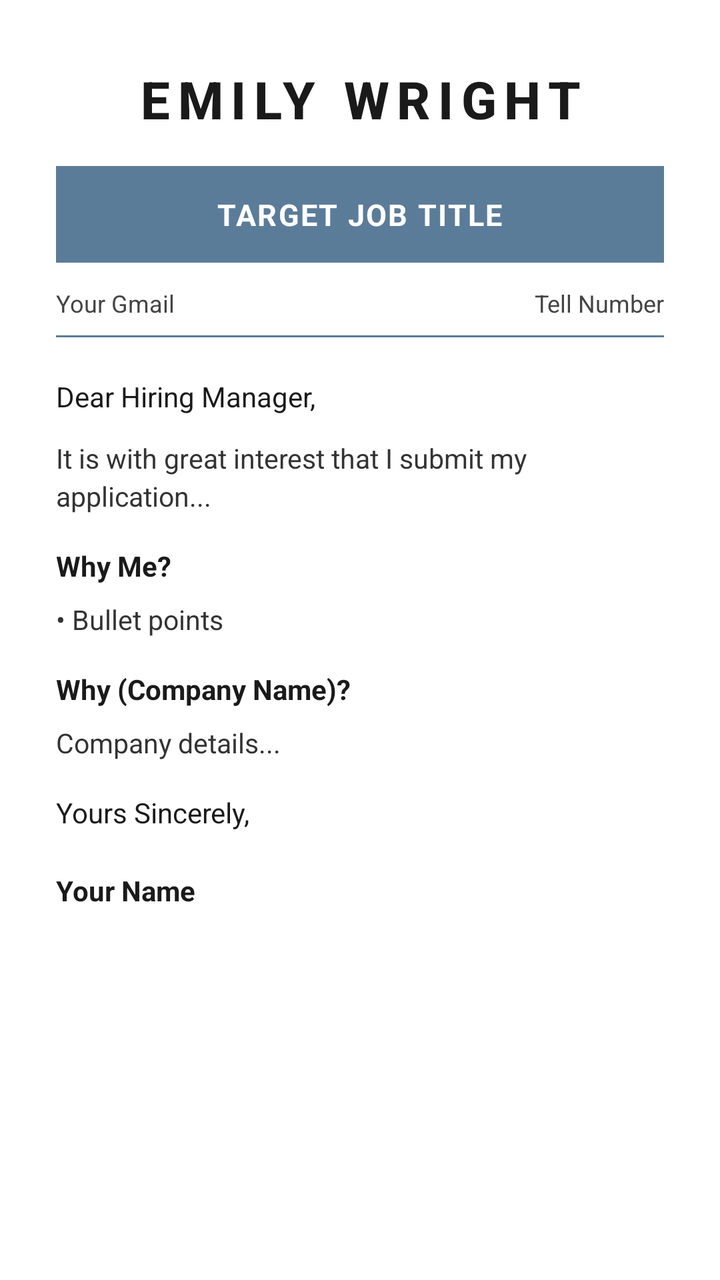
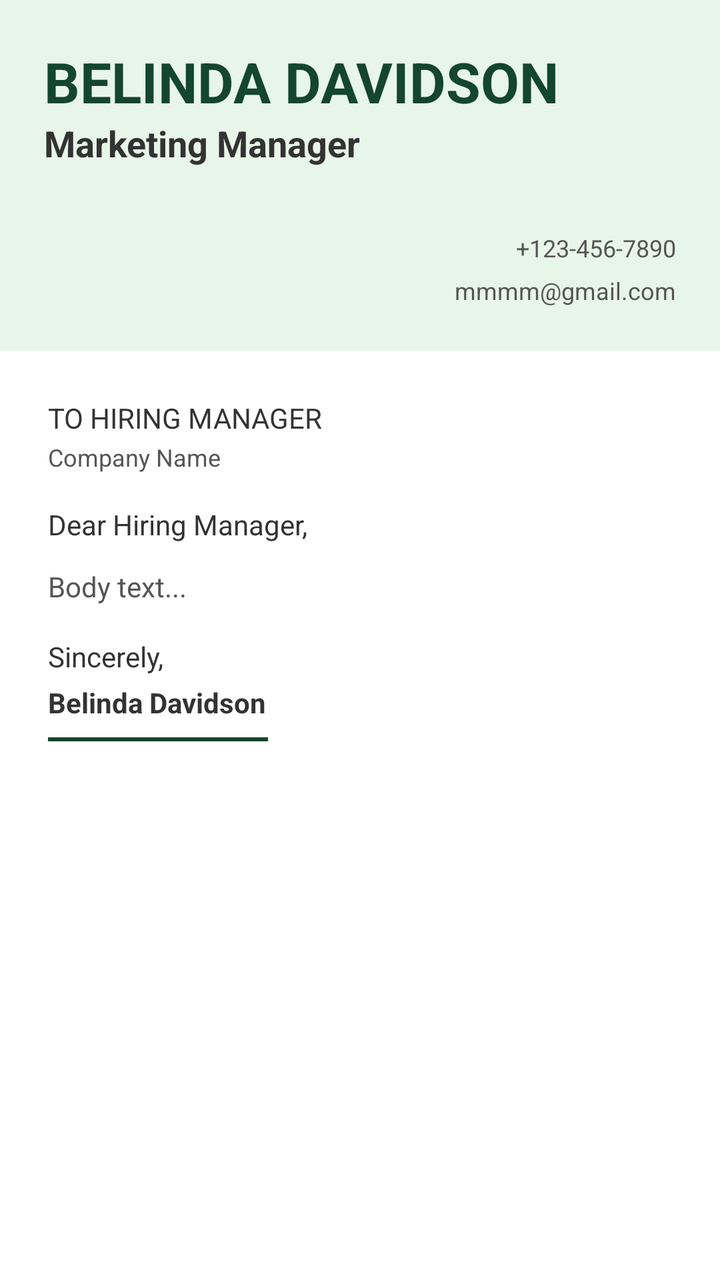

Before-and-after screenshots of an Android layout around one commit, followed by the original layout XML and the change that was made.
<!-- AndroidManifest.xml: application theme Theme.Resume_Builder_App -->
<!-- res/layout/activity_minimal_coverletter.xml -->
<?xml version="1.0" encoding="utf-8"?>
<ScrollView xmlns:android="http://schemas.android.com/apk/res/android"
    android:layout_width="match_parent"
    android:layout_height="match_parent"
    android:background="#FFFFFF"
    android:fillViewport="true">

    <LinearLayout
        android:id="@+id/main"
        android:layout_width="match_parent"
        android:layout_height="wrap_content"
        android:orientation="vertical"
        android:paddingHorizontal="28dp"
        android:paddingTop="32dp"
        android:paddingBottom="40dp">

        
        <TextView
            android:id="@+id/tvName"
            android:layout_width="match_parent"
            android:layout_height="wrap_content"
            android:gravity="center"
            android:text="EMILY WRIGHT"
            android:textColor="#1A1A1A"
            android:textSize="26sp"
            android:textStyle="bold"
            android:letterSpacing="0.15"
            android:fontFamily="sans-serif-medium"
            android:layout_marginBottom="16dp" />

        
        <LinearLayout
            android:layout_width="match_parent"
            android:layout_height="wrap_content"
            android:background="#5B7C99"
            android:gravity="center"
            android:orientation="vertical"
            android:paddingVertical="14dp"
            android:layout_marginBottom="12dp">

            <TextView
                android:id="@+id/tvJobTitle"
                android:layout_width="wrap_content"
                android:layout_height="wrap_content"
                android:text="TARGET JOB TITLE"
                android:textColor="#FFFFFF"
                android:textSize="15sp"
                android:textStyle="bold"
                android:letterSpacing="0.05" />
        </LinearLayout>

        
        <LinearLayout
            android:layout_width="match_parent"
            android:layout_height="wrap_content"
            android:orientation="horizontal"
            android:layout_marginBottom="8dp">

            <TextView
                android:id="@+id/tvEmail"
                android:layout_width="0dp"
                android:layout_height="wrap_content"
                android:layout_weight="1"
                android:gravity="start"
                android:text="Your Gmail"
                android:textColor="#444444"
                android:textSize="12sp" />

            <TextView
                android:id="@+id/tvPhone"
                android:layout_width="0dp"
                android:layout_height="wrap_content"
                android:layout_weight="1"
                android:gravity="end"
                android:text="Tell Number"
                android:textColor="#444444"
                android:textSize="12sp" />
        </LinearLayout>

        
        <View
            android:layout_width="match_parent"
            android:layout_height="1dp"
            android:background="#5B7C99"
            android:layout_marginBottom="20dp" />

        
        <TextView
            android:id="@+id/tvGreeting"
            android:layout_width="wrap_content"
            android:layout_height="wrap_content"
            android:text="Dear Hiring Manager,"
            android:textColor="#1A1A1A"
            android:textSize="14sp"
            android:layout_marginBottom="12dp" />

        
        <TextView
            android:id="@+id/tvIntro"
            android:layout_width="match_parent"
            android:layout_height="wrap_content"
            android:text="It is with great interest that I submit my application..."
            android:textColor="#333333"
            android:textSize="13.5sp"
            android:lineSpacingExtra="3dp"
            android:layout_marginBottom="16dp" />

        
        <TextView
            android:layout_width="wrap_content"
            android:layout_height="wrap_content"
            android:text="Why Me?"
            android:textColor="#1A1A1A"
            android:textSize="14sp"
            android:textStyle="bold"
            android:layout_marginBottom="8dp" />

        
        <TextView
            android:id="@+id/tvWhyMe"
            android:layout_width="match_parent"
            android:layout_height="wrap_content"
            android:text="• Bullet points"
            android:textColor="#333333"
            android:textSize="13.5sp"
            android:lineSpacingExtra="4dp"
            android:layout_marginBottom="16dp" />

        
        <TextView
            android:id="@+id/companyname"
            android:layout_width="wrap_content"
            android:layout_height="wrap_content"
            android:text="Why (Company Name)?"
            android:textColor="#1A1A1A"
            android:textSize="14sp"
            android:textStyle="bold"
            android:layout_marginBottom="8dp" />

        
        <TextView
            android:id="@+id/tvWhyCompany"
            android:layout_width="match_parent"
            android:layout_height="wrap_content"
            android:text="Company details..."
            android:textColor="#333333"
            android:textSize="13.5sp"
            android:lineSpacingExtra="3dp"
            android:layout_marginBottom="16dp" />

        
        <TextView
            android:id="@+id/tvClosing"
            android:layout_width="wrap_content"
            android:layout_height="wrap_content"
            android:text="Yours Sincerely,"
            android:textColor="#1A1A1A"
            android:textSize="14sp"
            android:layout_marginBottom="20dp" />

        
        <TextView
            android:id="@+id/tvSignature"
            android:layout_width="wrap_content"
            android:layout_height="wrap_content"
            android:text="Your Name"
            android:textColor="#1A1A1A"
            android:textSize="14sp"
            android:textStyle="bold" />

    </LinearLayout>
</ScrollView>
<!-- resources referenced by this layout -->
<resources>
  <style name="Theme.Resume_Builder_App" parent="Base.Theme.Resume_Builder_App" />
  <style name="Base.Theme.Resume_Builder_App" parent="Theme.MaterialComponents.DayNight.NoActionBar">
          <item name="colorPrimary">#2563EB</item>
          <item name="colorOnPrimary">#FFFFFF</item>
      </style>
</resources>

<!-- the commit's change to res/layout/activity_minimal_coverletter.xml (unified diff, before → after) -->
@@ -1,172 +1,152 @@
 <?xml version="1.0" encoding="utf-8"?>
 <ScrollView xmlns:android="http://schemas.android.com/apk/res/android"
+    xmlns:app="http://schemas.android.com/apk/res-auto"
+    android:id="@+id/main"
     android:layout_width="match_parent"
     android:layout_height="match_parent"
-    android:background="#FFFFFF"
-    android:fillViewport="true">
+    android:background="#FFFFFF">
 
     <LinearLayout
-        android:id="@+id/main"
         android:layout_width="match_parent"
         android:layout_height="wrap_content"
-        android:orientation="vertical"
-        android:paddingHorizontal="28dp"
-        android:paddingTop="32dp"
-        android:paddingBottom="40dp">
+        android:orientation="vertical">
 
         
-        <TextView
-            android:id="@+id/tvName"
+        <androidx.constraintlayout.widget.ConstraintLayout
             android:layout_width="match_parent"
             android:layout_height="wrap_content"
-            android:gravity="center"
-            android:text="EMILY WRIGHT"
-            android:textColor="#1A1A1A"
-            android:textSize="26sp"
-            android:textStyle="bold"
-            android:letterSpacing="0.15"
-            android:fontFamily="sans-serif-medium"
-            android:layout_marginBottom="16dp" />
+            android:background="#E8F5E9"
+            android:padding="22dp">
+
+            <TextView
+                android:id="@+id/tvName"
+                android:layout_width="wrap_content"
+                android:layout_height="wrap_content"
+                android:text="BELINDA DAVIDSON"
+                android:textColor="#14452F"
+                android:textSize="28sp"
+                android:textStyle="bold"
+                app:layout_constraintStart_toStartOf="parent"
+                app:layout_constraintTop_toTopOf="parent" />
+
+            <TextView
+                android:id="@+id/tvJobTitle"
+                android:layout_width="wrap_content"
+                android:layout_height="wrap_content"
+                android:text="Marketing Manager"
+                android:textColor="#333333"
+                android:textSize="18sp"
+                android:textStyle="bold"
+                app:layout_constraintStart_toStartOf="parent"
+                app:layout_constraintTop_toBottomOf="@id/tvName" />
+
+            <TextView
+                android:id="@+id/tvPhone"
+                android:layout_width="wrap_content"
+                android:layout_height="wrap_content"
+                android:layout_marginTop="32dp"
+                android:gravity="end"
+                android:lineSpacingExtra="6dp"
+                android:text="+123-456-7890"
+                android:textColor="#555555"
+                android:textSize="12sp"
+                app:layout_constraintEnd_toEndOf="parent"
+                app:layout_constraintTop_toBottomOf="@id/tvJobTitle" />
+
+            <TextView
+                android:id="@+id/tvEmail"
+                android:layout_width="wrap_content"
+                android:layout_height="wrap_content"
+                android:layout_marginTop="5dp"
+                android:gravity="end"
+                android:text="mmmm@gmail.com"
+                android:textColor="#555555"
+                android:textSize="12sp"
+                app:layout_constraintEnd_toEndOf="parent"
+                app:layout_constraintTop_toBottomOf="@id/tvPhone" />
+        </androidx.constraintlayout.widget.ConstraintLayout>
 
         
         <LinearLayout
             android:layout_width="match_parent"
             android:layout_height="wrap_content"
-            android:background="#5B7C99"
-            android:gravity="center"
             android:orientation="vertical"
-            android:paddingVertical="14dp"
-            android:layout_marginBottom="12dp">
+            android:padding="24dp">
+
+            <androidx.constraintlayout.widget.ConstraintLayout
+                android:layout_width="match_parent"
+                android:layout_height="wrap_content">
+
+                <TextView
+                    android:id="@+id/tvToHiringManager"
+                    android:layout_width="wrap_content"
+                    android:layout_height="wrap_content"
+                    android:lineSpacingExtra="4dp"
+                    android:text="TO HIRING MANAGER"
+                    android:textColor="#333333"
+                    android:textSize="14sp"
+                    app:layout_constraintStart_toStartOf="parent"
+                    app:layout_constraintTop_toTopOf="parent" />
+
+                <TextView
+                    android:id="@+id/tvCompanyName"
+                    android:layout_width="wrap_content"
+                    android:layout_height="wrap_content"
+                    android:layout_marginTop="2dp"
+                    android:text="Company Name"
+                    android:textColor="#555555"
+                    android:textSize="12sp"
+                    app:layout_constraintStart_toStartOf="parent"
+                    app:layout_constraintTop_toBottomOf="@id/tvToHiringManager" />
+
+            </androidx.constraintlayout.widget.ConstraintLayout>
 
             <TextView
-                android:id="@+id/tvJobTitle"
-                android:layout_width="wrap_content"
+                android:id="@+id/tvGreeting"
+                android:layout_width="match_parent"
                 android:layout_height="wrap_content"
-                android:text="TARGET JOB TITLE"
-                android:textColor="#FFFFFF"
-                android:textSize="15sp"
-                android:textStyle="bold"
-                android:letterSpacing="0.05" />
-        </LinearLayout>
-
-        
-        <LinearLayout
-            android:layout_width="match_parent"
-            android:layout_height="wrap_content"
-            android:orientation="horizontal"
-            android:layout_marginBottom="8dp">
+                android:layout_marginTop="16dp"
+                android:text="Dear Hiring Manager,"
+                android:textColor="#333333"
+                android:textSize="14sp" />
 
             <TextView
-                android:id="@+id/tvEmail"
-                android:layout_width="0dp"
+                android:id="@+id/tvBody"
+                android:layout_width="match_parent"
                 android:layout_height="wrap_content"
-                android:layout_weight="1"
-                android:gravity="start"
-                android:text="Your Gmail"
-                android:textColor="#444444"
-                android:textSize="12sp" />
+                android:layout_marginTop="12dp"
+                android:lineSpacingExtra="6dp"
+                android:text="Body text..."
+                android:textColor="#555555" />
 
             <TextView
-                android:id="@+id/tvPhone"
-                android:layout_width="0dp"
+                android:id="@+id/tvClosing"
+                android:layout_width="match_parent"
                 android:layout_height="wrap_content"
-                android:layout_weight="1"
-                android:gravity="end"
-                android:text="Tell Number"
-                android:textColor="#444444"
-                android:textSize="12sp" />
+                android:layout_marginTop="16dp"
+                android:text="Sincerely,"
+                android:textColor="#333333"
+                android:textSize="14sp" />
+
+            <TextView
+                android:id="@+id/tvSignature"
+                android:layout_width="match_parent"
+                android:layout_height="wrap_content"
+                android:layout_marginTop="4dp"
+                android:text="Belinda Davidson"
+                android:textColor="#333333"
+                android:textSize="14sp"
+                android:textStyle="bold" />
+
+            
+            <View
+                android:id="@+id/line"
+                android:layout_width="110dp"
+                android:layout_height="2dp"
+                android:layout_marginTop="8dp"
+                android:layout_marginBottom="48dp"
+                android:background="#14452F" />
+
         </LinearLayout>
-
-        
-        <View
-            android:layout_width="match_parent"
-            android:layout_height="1dp"
-            android:background="#5B7C99"
-            android:layout_marginBottom="20dp" />
-
-        
-        <TextView
-            android:id="@+id/tvGreeting"
-            android:layout_width="wrap_content"
-            android:layout_height="wrap_content"
-            android:text="Dear Hiring Manager,"
-            android:textColor="#1A1A1A"
-            android:textSize="14sp"
-            android:layout_marginBottom="12dp" />
-
-        
-        <TextView
-            android:id="@+id/tvIntro"
-            android:layout_width="match_parent"
-            android:layout_height="wrap_content"
-            android:text="It is with great interest that I submit my application..."
-            android:textColor="#333333"
-            android:textSize="13.5sp"
-            android:lineSpacingExtra="3dp"
-            android:layout_marginBottom="16dp" />
-
-        
-        <TextView
-            android:layout_width="wrap_content"
-            android:layout_height="wrap_content"
-            android:text="Why Me?"
-            android:textColor="#1A1A1A"
-            android:textSize="14sp"
-            android:textStyle="bold"
-            android:layout_marginBottom="8dp" />
-
-        
-        <TextView
-            android:id="@+id/tvWhyMe"
-            android:layout_width="match_parent"
-            android:layout_height="wrap_content"
-            android:text="• Bullet points"
-            android:textColor="#333333"
-            android:textSize="13.5sp"
-            android:lineSpacingExtra="4dp"
-            android:layout_marginBottom="16dp" />
-
-        
-        <TextView
-            android:id="@+id/companyname"
-            android:layout_width="wrap_content"
-            android:layout_height="wrap_content"
-            android:text="Why (Company Name)?"
-            android:textColor="#1A1A1A"
-            android:textSize="14sp"
-            android:textStyle="bold"
-            android:layout_marginBottom="8dp" />
-
-        
-        <TextView
-            android:id="@+id/tvWhyCompany"
-            android:layout_width="match_parent"
-            android:layout_height="wrap_content"
-            android:text="Company details..."
-            android:textColor="#333333"
-            android:textSize="13.5sp"
-            android:lineSpacingExtra="3dp"
-            android:layout_marginBottom="16dp" />
-
-        
-        <TextView
-            android:id="@+id/tvClosing"
-            android:layout_width="wrap_content"
-            android:layout_height="wrap_content"
-            android:text="Yours Sincerely,"
-            android:textColor="#1A1A1A"
-            android:textSize="14sp"
-            android:layout_marginBottom="20dp" />
-
-        
-        <TextView
-            android:id="@+id/tvSignature"
-            android:layout_width="wrap_content"
-            android:layout_height="wrap_content"
-            android:text="Your Name"
-            android:textColor="#1A1A1A"
-            android:textSize="14sp"
-            android:textStyle="bold" />
-
     </LinearLayout>
 </ScrollView>
